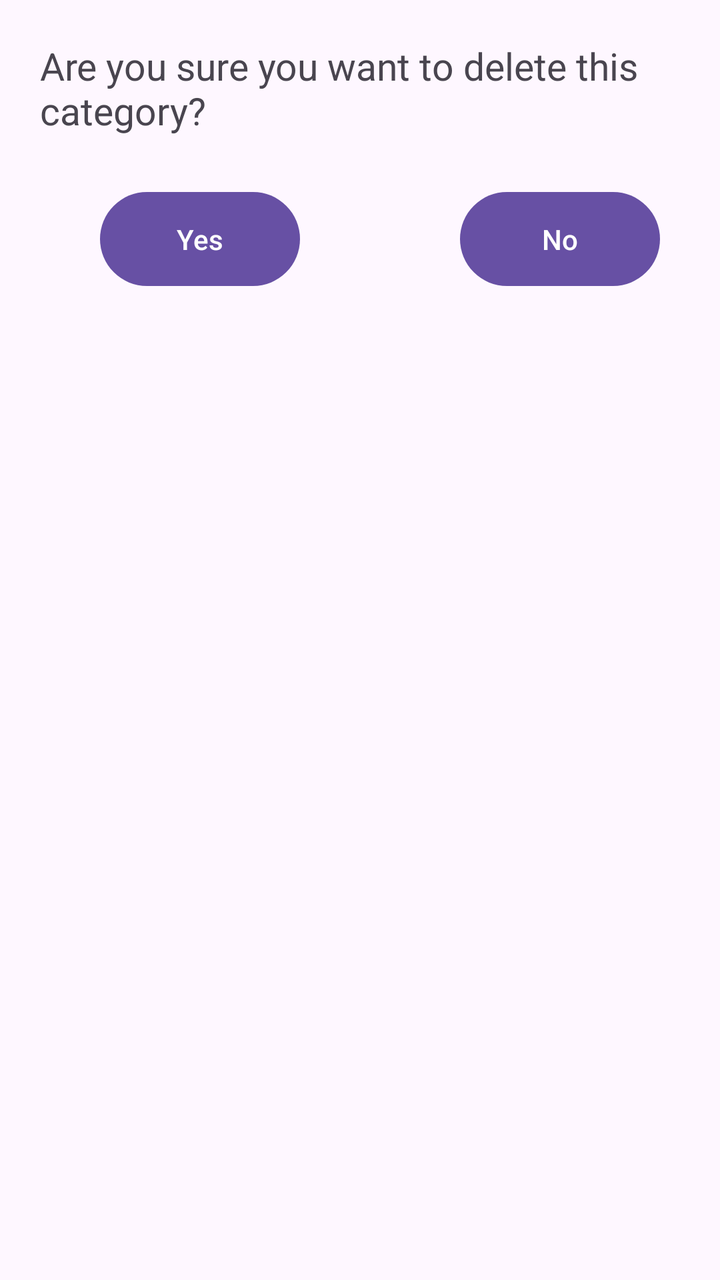
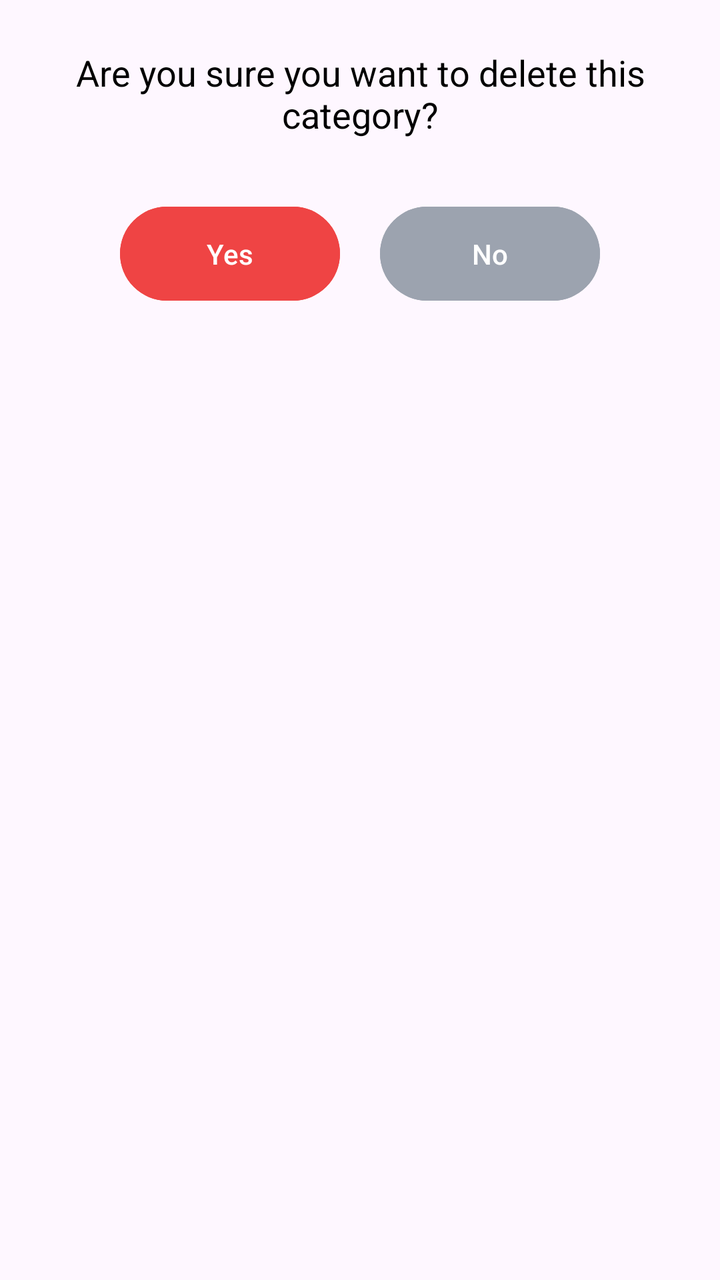

Screens rendered from an Android XML layout before and after an edit, with the pre-edit source and the edit as a unified diff.
<!-- AndroidManifest.xml: application theme Theme.Eventora -->
<!-- res/layout/dialog_delete_category.xml -->
<?xml version="1.0" encoding="utf-8"?>
<LinearLayout xmlns:android="http://schemas.android.com/apk/res/android"
    android:layout_width="match_parent"
    android:layout_height="wrap_content"
    android:orientation="vertical"
    android:paddingTop="20dp"
    android:id="@+id/main">
    <TextView
        android:layout_width="match_parent"
        android:layout_height="wrap_content"
        android:text="Are you sure you want to delete this category?"
        android:textSize="19dp"
        android:layout_marginStart="20dp"/>
    <LinearLayout
        android:layout_width="wrap_content"
        android:layout_height="wrap_content"
        android:orientation="horizontal">
        <Button
            android:id="@+id/btnYes"
            android:layout_width="100dp"
            android:layout_height="55dp"
            android:layout_marginStart="50dp"
            android:text="Yes"
            android:textAllCaps="false"
            android:layout_marginTop="24dp" />
        <Button
            android:id="@+id/btnNo"
            android:layout_width="100dp"
            android:layout_height="55dp"
            android:layout_marginStart="80dp"
            android:text="No"
            android:textAllCaps="false"
            android:layout_marginTop="24dp" />
    </LinearLayout>
</LinearLayout>
<!-- resources referenced by this layout -->
<resources>
  <style name="Theme.Eventora" parent="Base.Theme.Eventora" />
  <style name="Base.Theme.Eventora" parent="Theme.Material3.DayNight.NoActionBar">
          
          
      </style>
</resources>

<!-- the commit's change to res/layout/dialog_delete_category.xml (unified diff, before → after) -->
@@ -1,35 +1,43 @@
 <?xml version="1.0" encoding="utf-8"?>
 <LinearLayout xmlns:android="http://schemas.android.com/apk/res/android"
+    android:id="@+id/main"
     android:layout_width="match_parent"
     android:layout_height="wrap_content"
     android:orientation="vertical"
-    android:paddingTop="20dp"
-    android:id="@+id/main">
+    android:padding="24dp">
+
     <TextView
+        android:id="@+id/txtDeleteMessage"
         android:layout_width="match_parent"
         android:layout_height="wrap_content"
+        android:gravity="center"
         android:text="Are you sure you want to delete this category?"
-        android:textSize="19dp"
-        android:layout_marginStart="20dp"/>
+        android:textColor="@color/black"
+        android:textSize="18sp" />
+
     <LinearLayout
-        android:layout_width="wrap_content"
+        android:layout_width="match_parent"
         android:layout_height="wrap_content"
+        android:layout_marginTop="30dp"
+        android:gravity="center"
         android:orientation="horizontal">
+
         <Button
             android:id="@+id/btnYes"
-            android:layout_width="100dp"
+            android:layout_width="110dp"
             android:layout_height="55dp"
-            android:layout_marginStart="50dp"
+            android:backgroundTint="#EF4444"
             android:text="Yes"
-            android:textAllCaps="false"
-            android:layout_marginTop="24dp" />
+            android:textAllCaps="false" />
+
         <Button
             android:id="@+id/btnNo"
-            android:layout_width="100dp"
+            android:layout_width="110dp"
             android:layout_height="55dp"
-            android:layout_marginStart="80dp"
+            android:layout_marginStart="20dp"
+            android:backgroundTint="#9CA3AF"
             android:text="No"
-            android:textAllCaps="false"
-            android:layout_marginTop="24dp" />
+            android:textAllCaps="false" />
+
     </LinearLayout>
 </LinearLayout>
<!-- resource entries referenced after the edit -->
@@ -1,5 +1,6 @@
 <!-- resources referenced by this layout -->
 <resources>
+  <color name="black">#FF000000</color>
   <style name="Theme.Eventora" parent="Base.Theme.Eventora" />
   <style name="Base.Theme.Eventora" parent="Theme.Material3.DayNight.NoActionBar">
           
